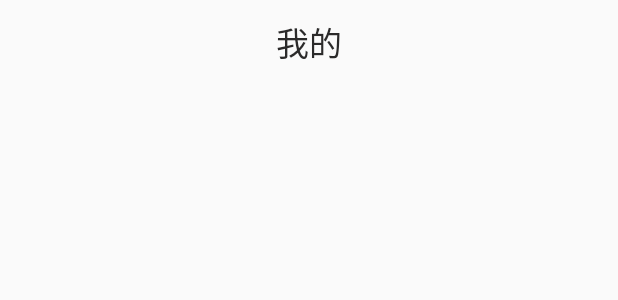
After one commit to hxh3716/SencondHand, an Android app: the layout fragment_me.xml on its own in the app's theme, with its tools: preview values and no code run, on a phone screen of 412 x 824 dp. The commit adds this screen. Shown: the top 300 px of the screen. Run offline under Robolectric (Android 15) with nearby library versions, the phone set to English and light mode, and no system bars.

Commit message:
增加tab页面

```diff
--- a/app/build.gradle
+++ b/app/build.gradle
@@ -35,5 +35,6 @@ dependencies {
     annotationProcessor 'com.jakewharton:butterknife-compiler:10.2.1'
     implementation("com.squareup.okhttp3:okhttp:4.2.2")
     implementation 'com.google.code.gson:gson:2.8.6'
+    implementation 'com.roughike:bottom-bar:2.3.1'
 
 }
--- a/app/src/main/java/com/hpu/sencondhand/fragment/LoginFragment.java
+++ b/app/src/main/java/com/hpu/sencondhand/fragment/LoginFragment.java
@@ -47,7 +47,7 @@ public class LoginFragment extends Fragment {
 
     @Override
     public View onCreateView(LayoutInflater inflater, ViewGroup container, Bundle savedInstanceState) {
-        rootView = inflater.inflate(R.layout.tab_01, container, false);
+        rootView = inflater.inflate(R.layout.fragment_tab_01, container, false);
         ButterKnife.bind(this,rootView);
         return rootView;
     }
@@ -74,7 +74,7 @@ public class LoginFragment extends Fragment {
                 }
                 break;
             case R.id.btn_login:
-                login();
+              //  login();
                 Intent intent=new Intent(getActivity(), MainActivity.class);
                 startActivity(intent);
                 getActivity().finish();
--- a/app/src/main/java/com/hpu/sencondhand/fragment/RegisterFragment.java
+++ b/app/src/main/java/com/hpu/sencondhand/fragment/RegisterFragment.java
@@ -53,7 +53,7 @@ public class RegisterFragment extends Fragment {
 
     @Override
     public View onCreateView(LayoutInflater inflater, ViewGroup container, Bundle savedInstanceState) {
-        rootView = inflater.inflate(R.layout.tab_02, container, false);
+        rootView = inflater.inflate(R.layout.fragment_tab_02, container, false);
         ButterKnife.bind(this,rootView);
         return rootView;
     }
--- /dev/null
+++ b/app/src/main/res/layout/fragment_me.xml
@@ -0,0 +1,28 @@
+<?xml version="1.0" encoding="utf-8"?>
+<LinearLayout xmlns:android="http://schemas.android.com/apk/res/android"
+    xmlns:tools="http://schemas.android.com/tools"
+    android:orientation="vertical"
+    android:layout_width="match_parent"
+    android:layout_height="match_parent">
+    <Toolbar xmlns:android="http://schemas.android.com/apk/res/android"
+        xmlns:app="http://schemas.android.com/apk/res-auto"
+        android:id="@+id/place_toolbar"
+        android:layout_width="match_parent"
+        android:layout_height="?attr/actionBarSize"
+        android:gravity="center"
+        android:minHeight="?attr/actionBarSize"
+        android:popupTheme="@style/ThemeOverlay.AppCompat.Light"
+        android:theme="@style/ThemeOverlay.AppCompat.Dark.ActionBar"
+        tools:targetApi="lollipop">
+        <TextView
+            android:layout_width="wrap_content"
+            android:layout_height="wrap_content"
+            android:layout_centerInParent="true"
+            android:layout_gravity="center"
+            android:gravity="center"
+            android:text="我的"
+            android:textColor="@color/balck"
+            android:textSize="22sp"
+            android:textStyle="normal" />
+    </Toolbar>
+</LinearLayout>
--- a/app/src/main/res/values/colors.xml
+++ b/app/src/main/res/values/colors.xml
@@ -1,7 +1,7 @@
 <?xml version="1.0" encoding="utf-8"?>
 <resources>
     <color name="colorPrimary">#4fc2f8</color>
-    <color name="colorPrimaryDark">#4fc2f8</color>
+    <color name="colorPrimaryDark">#00BDBBBB</color>
     <color name="colorAccent">#D81B60</color>
     <color name="balck">#2B2A2A</color>
     <color name="blue">#4fc2f8</color>
--- a/app/src/main/res/values/styles.xml
+++ b/app/src/main/res/values/styles.xml
@@ -4,8 +4,10 @@
     <style name="AppTheme" parent="Theme.AppCompat.Light.DarkActionBar">
         <!-- Customize your theme here. -->
         <item name="colorPrimary">@color/colorPrimary</item>
-        <item name="colorPrimaryDark">@color/colorPrimaryDark</item>
+        <item name="colorPrimaryDark">#929191</item>
         <item name="colorAccent">@color/colorAccent</item>
+        <item name="windowActionBar">false</item>
+        <item name="windowNoTitle">true</item>
     </style>
 
 </resources>
```
Also changed, not shown: app/src/main/AndroidManifest.xml (+10 -3 lines), app/src/main/java/com/hpu/sencondhand/activity/MainActivity.java (+45 -0 lines), app/src/main/java/com/hpu/sencondhand/fragment/HomeFragment.java (added, +35 -0 lines), app/src/main/java/com/hpu/sencondhand/fragment/MeFragment.java (added, +35 -0 lines), app/src/main/java/com/hpu/sencondhand/fragment/ReleaseFragemnt.java (added, +35 -0 lines), app/src/main/res/layout/activity_main.xml (+15 -10 lines), app/src/main/res/layout/fragment_home.xml (added, +41 -0 lines), app/src/main/res/layout/fragment_release.xml (added, +29 -0 lines), app/src/main/res/xml/bottombar.xml (added, +15 -0 lines), app/src/main/res/layout/fragment_tab_01.xml (renamed from app/src/main/res/layout/tab_01.xml), app/src/main/res/layout/fragment_tab_02.xml (renamed from app/src/main/res/layout/tab_02.xml).
